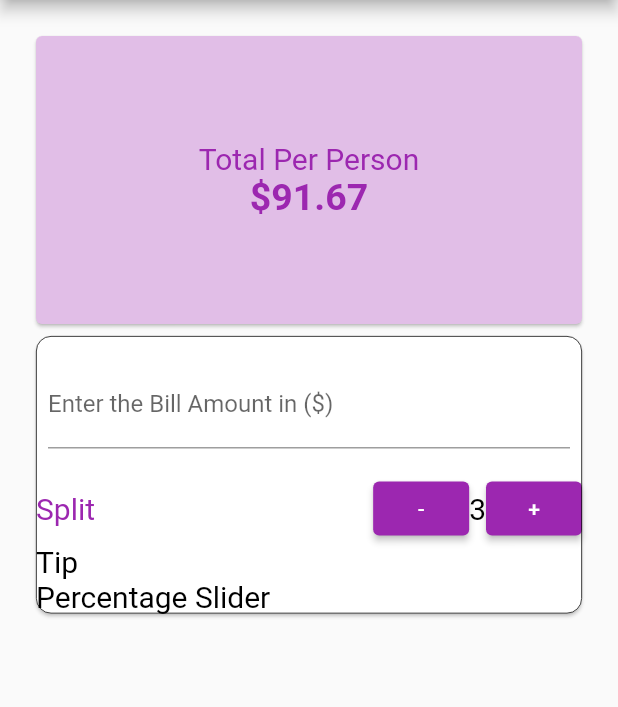
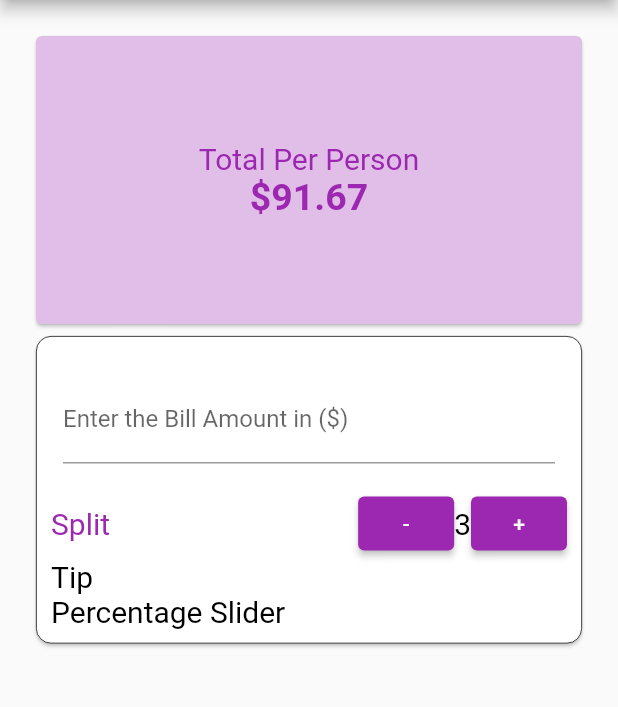
Before and after one commit to AkshayRameshAppDEV/TipCalculator, a Flutter app: the screen it shows after launch, on a phone screen of 412 x 824 dp, the part 84-791 px from its top. Run offline on Flutter 3.47's test engine with Material 2 defaults, Android fonts, the phone set to English and light mode, and no system bars.

Commit message:
Add padding in the bill tip control widget on all sides

```diff
--- a/tip_calculator/lib/ui/ui_widgets/bill_tip_control_widget.dart
+++ b/tip_calculator/lib/ui/ui_widgets/bill_tip_control_widget.dart
@@ -65,7 +65,8 @@ class _BillTipControlWidgetState extends State<BillTipControlWidget> {
           side: const BorderSide(color: Colors.black, width: 0.5),
           borderRadius: BorderRadius.circular(10.0)),
       color: Colors.white,
-      child: Center(
+      child: Padding(
+        padding: const EdgeInsets.all(10.0),
         child: Column(
           crossAxisAlignment: CrossAxisAlignment.start,
           children: [
```
